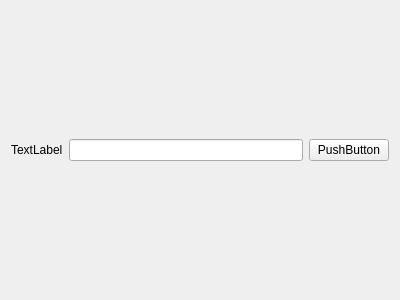
wruwami/TPCAM-M30, file WifiSearchWidget.ui: the form before one commit.
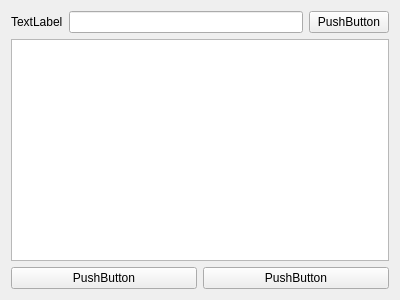
The form after the commit.

```diff
--- a/WifiSearchWidget.ui
+++ b/WifiSearchWidget.ui
@@ -38,10 +38,29 @@
       </layout>
      </item>
      <item>
-      <layout class="QHBoxLayout" name="horizontalLayout_2"/>
+      <layout class="QHBoxLayout" name="horizontalLayout_2">
+       <item>
+        <widget class="QListWidget" name="listWidget"/>
+       </item>
+      </layout>
      </item>
      <item>
-      <layout class="QHBoxLayout" name="horizontalLayout"/>
+      <layout class="QHBoxLayout" name="horizontalLayout">
+       <item>
+        <widget class="QPushButton" name="yesPushButton">
+         <property name="text">
+          <string>PushButton</string>
+         </property>
+        </widget>
+       </item>
+       <item>
+        <widget class="QPushButton" name="noPushButton">
+         <property name="text">
+          <string>PushButton</string>
+         </property>
+        </widget>
+       </item>
+      </layout>
      </item>
     </layout>
    </item>
```
Left out of the diff: 4 changed lines with no effect on the pictures.
